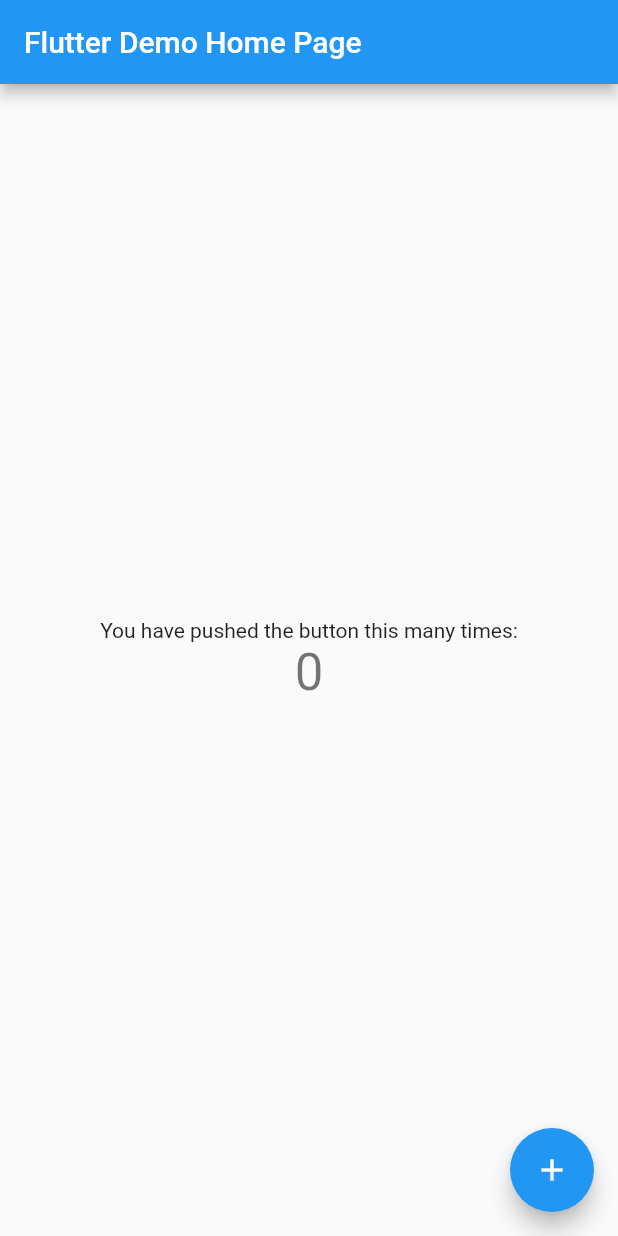
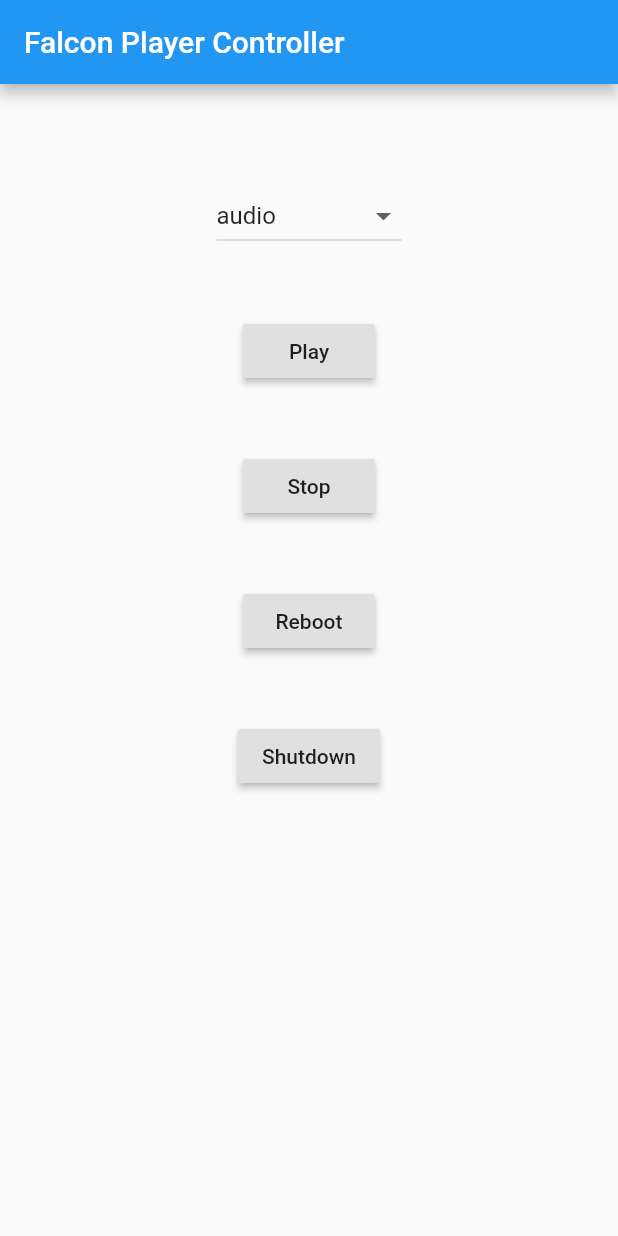
Before and after one commit to atomicnumber1/falcon_player_controller, a Flutter app: the screen it shows after launch, on a phone screen of 412 x 824 dp. Run offline on Flutter 3.47's test engine with Material 2 defaults, Android fonts, the phone set to English and light mode, and no system bars.

```diff
--- /dev/null
+++ b/lib/home.dart
@@ -0,0 +1,194 @@
+import 'dart:async';
+import 'dart:core';
+import 'dart:io';
+import 'dart:convert';
+
+import 'package:flutter/material.dart';
+import 'package:http/http.dart' as http;
+
+const String HOST = '10.0.0.1';
+const int PORT = 2017;
+final Duration timeout = new Duration(seconds: 3);
+const String BASE_URL = 'http://$HOST:$PORT/';
+
+enum ButtonActions { play, pause, stop, reboot, shutdown }
+
+class MyHomePage extends StatefulWidget {
+  MyHomePage({Key key, this.title}) : super(key: key);
+
+  final String title;
+
+  @override
+  _MyHomePageState createState() => new _MyHomePageState();
+}
+
+class _MyHomePageState extends State<MyHomePage> {
+  String dropdownvalue = 'audio';
+  List<String> playlists = <String>['audio', 'video'];
+
+  Future runAction(String action, [String playlist]) async {
+    var url;
+    if (playlist != null)
+      url = Uri.encodeFull(BASE_URL + action + '/' + playlist);
+    else
+      url = Uri.encodeFull(BASE_URL + action);
+
+    http.Response response =
+        await http.get(url, headers: {"Accept": "application/json"});
+    return JSON.decode(response.body);
+  }
+
+  Future<bool> confirmAction(BuildContext context, String action) async {
+    return showDialog<bool>(
+      context: context,
+      child: new AlertDialog(
+        content: new Text('Are you sure you want to $action?'),
+        actions: <Widget>[
+          new FlatButton(
+            child: const Text('No'),
+            onPressed: () {
+              Navigator.of(context).pop(false);
+            },
+          ),
+          new FlatButton(
+            child: new Text('Yes'),
+            onPressed: () {
+              Navigator.of(context).pop(true);
+            },
+          ),
+        ],
+      ),
+    );
+  }
+
+  void _notify(BuildContext context, String text, {int timeout: 3}) {
+    Scaffold.of(context).removeCurrentSnackBar();
+    Scaffold.of(context).showSnackBar(new SnackBar(
+          content: new Text(text),
+          duration: new Duration(seconds:timeout),
+    ));
+  }
+
+  void _handleButton(BuildContext context, ButtonActions action) {
+    Socket.connect(HOST, PORT, timeout: timeout).then((socket) {
+      socket.close();
+
+      switch (action) {
+        case ButtonActions.play:
+          runAction('play', dropdownvalue).then((var data) {
+            if (data['status'] == 0)
+              _notify(context, 'Playing Playlist $dropdownvalue...');
+            else
+              _notify(context, '[!] [${data['status']} ${data['msg']}');
+          });
+          break;
+        case ButtonActions.stop:
+          runAction('stop', dropdownvalue).then((var data) {
+            if (data['status'] == 0)
+              _notify(context, 'Stoping Playlist $dropdownvalue...');
+            else
+              _notify(context, '[!] [${data['status']} ${data['msg']}');
+          });
+          break;
+        case ButtonActions.reboot:
+          confirmAction(context, 'reboot').then((val) {
+            if (val)
+              runAction('reboot').then((var data) {
+                if (data['status'] == 0)
+                  _notify(context, 'Rebooting PI in 10 secs...');
+                else
+                  _notify(context, '[!] [${data['status']} ${data['msg']}');
+              });
+          });
+          break;
+        case ButtonActions.shutdown:
+          confirmAction(context, 'shutdown').then((val) {
+            if (val)
+              runAction('shutdown').then((var data) {
+                if (data['status'] == 0)
+                  _notify(context, 'Shuting Down PI in 10 secs...');
+                else
+                  _notify(context, '[!] [${data['status']} ${data['msg']}');
+              });
+          });
+          break;
+        default:
+          throw new Exception('No Such Action');
+          break;
+      }
+    }).catchError((e) {
+      String msg =
+          '[!] Uh Oh! You\'re Not Connected to PI. Please connect to PI Wifi Hotspot first.';
+      _notify(context, msg, timeout:5);
+      return;
+    });
+  }
+
+  Widget buildBody(BuildContext context) {
+    return new Container(
+        child: new Column(
+      children: <Widget>[
+        new Container(
+            padding: const EdgeInsets.only(top: 64.0),
+            child: new Center(
+                child: new DropdownButton<String>(
+                    hint: new Text('Select Playlist'),
+                    value: dropdownvalue,
+                    onChanged: (String newValue) {
+                      setState(() {
+                        if (newValue != null) dropdownvalue = newValue;
+                      });
+                    },
+                    items: playlists.map((String playlist) {
+                      return new DropdownMenuItem<String>(
+                          value: playlist, child: new Text(playlist));
+                    }).toList()))),
+        new Container(
+          padding: const EdgeInsets.only(top: 42.0),
+          child: new Center(
+            child: new RaisedButton(
+              child: const Text('Play'),
+              onPressed: () => _handleButton(context, ButtonActions.play),
+            ),
+          ),
+        ),
+        new Container(
+          padding: const EdgeInsets.only(top: 42.0),
+          child: new Center(
+            child: new RaisedButton(
+              child: const Text('Stop'),
+              onPressed: () => _handleButton(context, ButtonActions.stop),
+            ),
+          ),
+        ),
+        new Container(
+          padding: const EdgeInsets.only(top: 42.0),
+          child: new Center(
+            child: new RaisedButton(
+              child: const Text('Reboot'),
+              onPressed: () => _handleButton(context, ButtonActions.reboot),
+            ),
+          ),
+        ),
+        new Container(
+          padding: const EdgeInsets.only(top: 42.0),
+          child: new Center(
+            child: new RaisedButton(
+              child: const Text('Shutdown'),
+              onPressed: () => _handleButton(context, ButtonActions.shutdown),
+            ),
+          ),
+        ),
+      ],
+    ));
+  }
+
+  @override
+  Widget build(BuildContext context) {
+    return new Scaffold(
+        appBar: new AppBar(
+          title: new Text(widget.title),
+        ),
+        body: new Builder(builder: buildBody));
+  }
+}
--- a/lib/main.dart
+++ b/lib/main.dart
@@ -1,111 +1,21 @@
 import 'package:flutter/material.dart';
+
+import 'package:falcon_player_controller/home.dart' show MyHomePage;
 
 void main() {
   runApp(new MyApp());
 }
+
+
 
 class MyApp extends StatelessWidget {
   // This widget is the root of your application.
   @override
   Widget build(BuildContext context) {
     return new MaterialApp(
-      title: 'Flutter Demo',
-      theme: new ThemeData(
-        // This is the theme of your application.
-        //
-        // Try running your application with "flutter run". You'll see the
-        // application has a blue toolbar. Then, without quitting the app, try
-        // changing the primarySwatch below to Colors.green and then invoke
-        // "hot reload" (press "r" in the console where you ran "flutter run",
-        // or press Run > Flutter Hot Reload in IntelliJ). Notice that the
-        // counter didn't reset back to zero; the application is not restarted.
-        primarySwatch: Colors.blue,
-      ),
-      home: new MyHomePage(title: 'Flutter Demo Home Page'),
+      title: 'FPP Controller',
+      theme: new ThemeData.light(),
+      home: new MyHomePage(title: 'Falcon Player Controller'),
     );
   }
 }
-
-class MyHomePage extends StatefulWidget {
-  MyHomePage({Key key, this.title}) : super(key: key);
-
-  // This widget is the home page of your application. It is stateful, meaning
-  // that it has a State object (defined below) that contains fields that affect
-  // how it looks.
-
-  // This class is the configuration for the state. It holds the values (in this
-  // case the title) provided by the parent (in this case the App widget) and
-  // used by the build method of the State. Fields in a Widget subclass are
-  // always marked "final".
-
-  final String title;
-
-  @override
-  _MyHomePageState createState() => new _MyHomePageState();
-}
-
-class _MyHomePageState extends State<MyHomePage> {
-  int _counter = 0;
-
-  void _incrementCounter() {
-    setState(() {
-      // This call to setState tells the Flutter framework that something has
-      // changed in this State, which causes it to rerun the build method below
-      // so that the display can reflect the updated values. If we changed
-      // _counter without calling setState(), then the build method would not be
-      // called again, and so nothing would appear to happen.
-      _counter++;
-    });
-  }
-
-  @override
-  Widget build(BuildContext context) {
-    // This method is rerun every time setState is called, for instance as done
-    // by the _incrementCounter method above.
-    //
-    // The Flutter framework has been optimized to make rerunning build methods
-    // fast, so that you can just rebuild anything that needs updating rather
-    // than having to individually change instances of widgets.
-    return new Scaffold(
-      appBar: new AppBar(
-        // Here we take the value from the MyHomePage object that was created by
-        // the App.build method, and use it to set our appbar title.
-        title: new Text(widget.title),
-      ),
-      body: new Center(
-        // Center is a layout widget. It takes a single child and positions it
-        // in the middle of the parent.
-        child: new Column(
-          // Column is also layout widget. It takes a list of children and
-          // arranges them vertically. By default, it sizes itself to fit its
-          // children horizontally, and tries to be as tall as its parent.
-          //
-          // Invoke "debug paint" (press "p" in the console where you ran
-          // "flutter run", or select "Toggle Debug Paint" from the Flutter tool
-          // window in IntelliJ) to see the wireframe for each widget.
-          //
-          // Column has various properties to control how it sizes itself and
-          // how it positions its children. Here we use mainAxisAlignment to
-          // center the children vertically; the main axis here is the vertical
-          // axis because Columns are vertical (the cross axis would be
-          // horizontal).
-          mainAxisAlignment: MainAxisAlignment.center,
-          children: <Widget>[
-            new Text(
-              'You have pushed the button this many times:',
-            ),
-            new Text(
-              '${_counter}',
-              style: Theme.of(context).textTheme.display1,
-            ),
-          ],
-        ),
-      ),
-      floatingActionButton: new FloatingActionButton(
-        onPressed: _incrementCounter,
-        tooltip: 'Increment',
-        child: new Icon(Icons.add),
-      ), // This trailing comma makes auto-formatting nicer for build methods.
-    );
-  }
-}
--- a/pubspec.yaml
+++ b/pubspec.yaml
@@ -2,6 +2,7 @@ name: falcon_player_controller
 description: A Falcon Player Controller.
 
 dependencies:
+  http: '>=0.11.3+12'
   flutter:
     sdk: flutter
 
```
Also changed, not shown: 7 other files.
